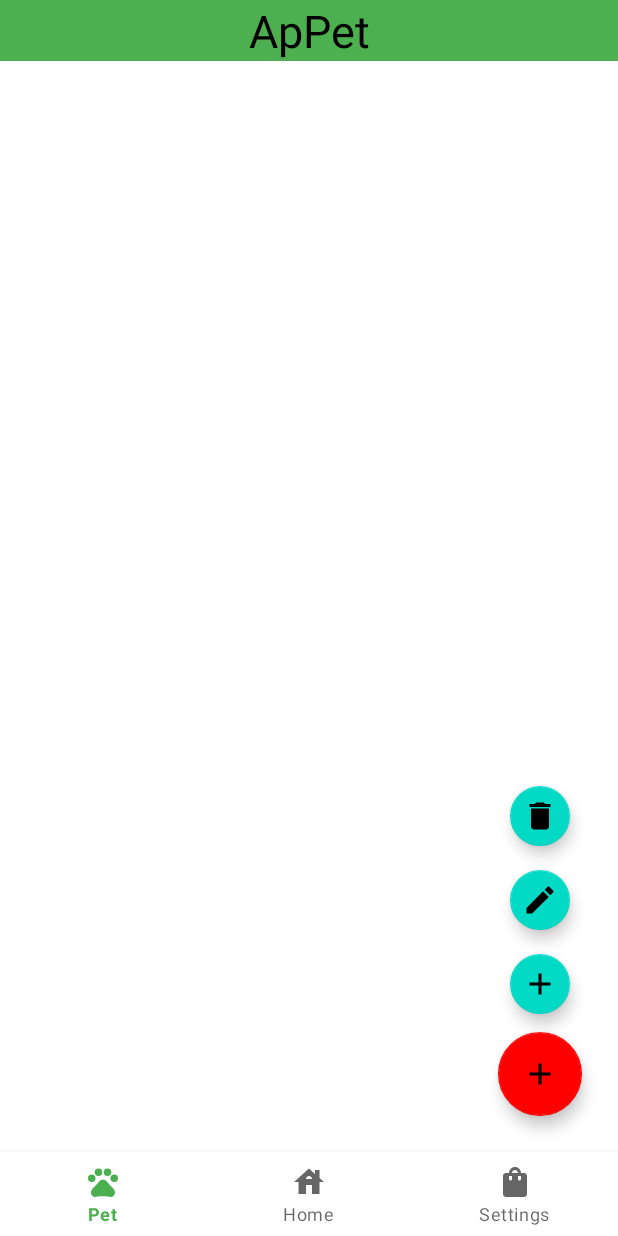
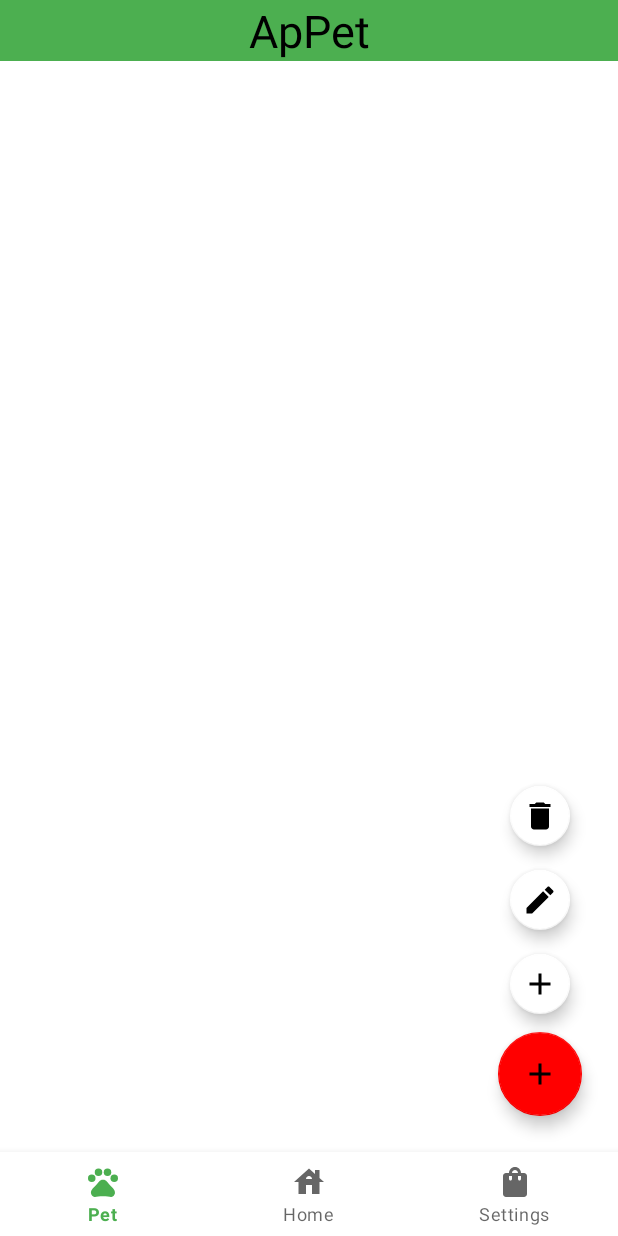
Before and after one commit to Marsiius/MyPet, an Android app: the screen it shows after launch (MainActivity), after a tap on "App", on a phone screen of 412 x 824 dp. Run offline under Robolectric (Android 15) with nearby library versions, the phone set to English and light mode, and no system bars; our stand-ins replace navigation-ui.

Commit message:
fix e modifiche UI

```diff
--- a/app/src/main/java/it/pdm/app/MainActivity.kt
+++ b/app/src/main/java/it/pdm/app/MainActivity.kt
@@ -33,8 +33,8 @@ class MainActivity : AppCompatActivity() {
         navController.addOnDestinationChangedListener { _, destination, _ ->
             if(destination.id != R.id.petFragment && destination.id != R.id.homeFragment && destination.id != R.id.settingsFragment) {
 
-                binding.bottomNavigationView.visibility = View.GONE
-            } else {
+                binding.bottomNavigationView.visibility = View.INVISIBLE //CON IL .GONE il fragment si bugga e sarà biaco
+            } else {                                                     //CON .INVISIBLE E .VISIBLE IL FRAGMENT FUNZIONA CORRETTAMENTE MA CI SONO DEI BUG VISIVI
 
                 binding.bottomNavigationView.visibility = View.VISIBLE
             }
--- a/app/src/main/res/layout/fragment_pet.xml
+++ b/app/src/main/res/layout/fragment_pet.xml
@@ -33,7 +33,8 @@
         android:visibility="invisible"
         app:layout_constraintBottom_toTopOf="@+id/fab"
         app:layout_constraintEnd_toEndOf="@+id/fab"
-        app:layout_constraintStart_toStartOf="@+id/fab" />
+        app:layout_constraintStart_toStartOf="@+id/fab"
+        app:backgroundTint="@color/white"/>
 
 
     <com.google.android.material.floatingactionbutton.FloatingActionButton
@@ -47,7 +48,8 @@
         android:visibility="invisible"
         app:layout_constraintBottom_toTopOf="@+id/fab_add"
         app:layout_constraintEnd_toEndOf="@+id/fab_add"
-        app:layout_constraintStart_toStartOf="@+id/fab_add" />
+        app:layout_constraintStart_toStartOf="@+id/fab_add"
+        app:backgroundTint="@color/white"/>
 
     <com.google.android.material.floatingactionbutton.FloatingActionButton
         android:id="@+id/fab_del"
@@ -60,6 +62,7 @@
         android:visibility="invisible"
         app:layout_constraintBottom_toTopOf="@+id/fab_edit"
         app:layout_constraintEnd_toEndOf="@+id/fab_edit"
-        app:layout_constraintStart_toStartOf="@+id/fab_edit" />
+        app:layout_constraintStart_toStartOf="@+id/fab_edit"
+        app:backgroundTint="@color/white"/>
 
 </androidx.constraintlayout.widget.ConstraintLayout>
```
